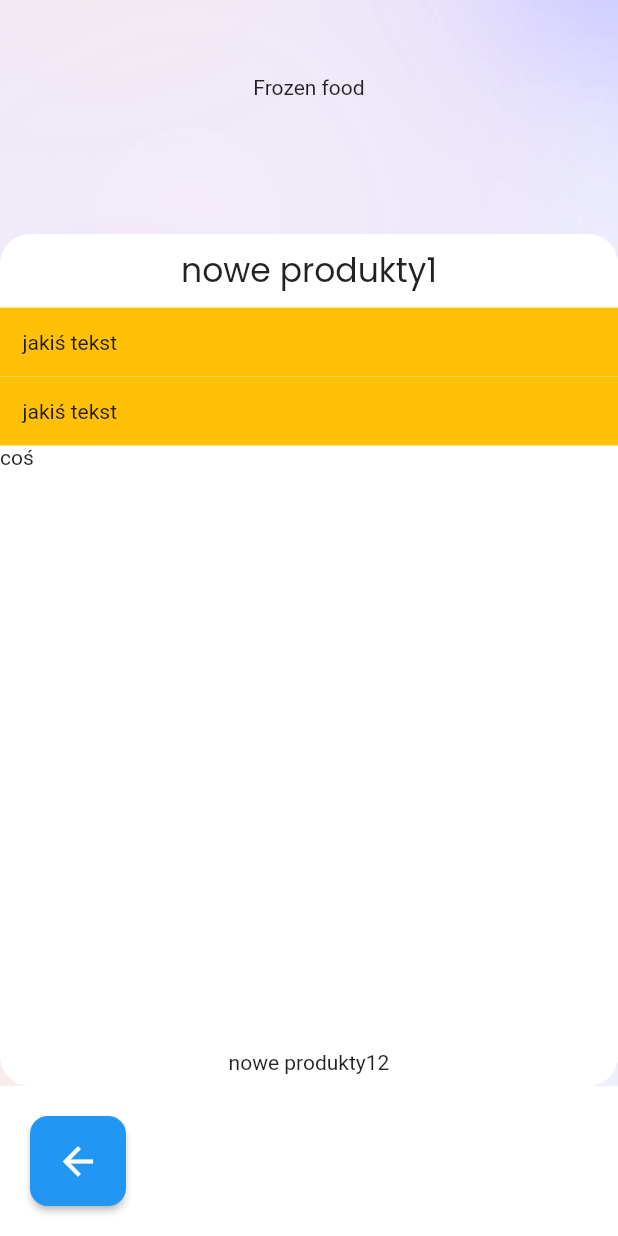
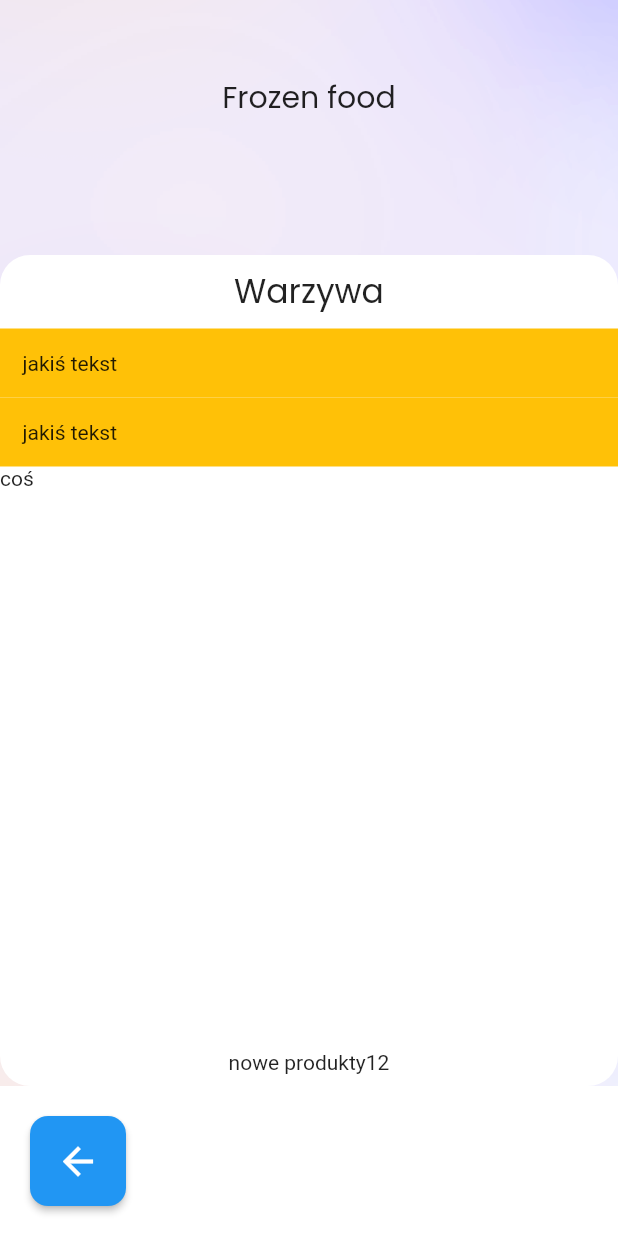
Before and after one commit to romanmatla/frozenfood23, a Flutter app: the screen it shows once a user with an empty profile is signed in, after a tap on "Warzywa", on a phone screen of 412 x 824 dp. Run offline on Flutter 3.47's test engine with Material 2 defaults, Android fonts, the phone set to English and light mode, and no system bars; our stand-ins replace bloc, cloud_firestore, firebase_auth, firebase_core, flutter_bloc, google_fonts; missing offline and left inert: dart:js_interop; accounts and stored records are empty.

Commit message:
Implement Dismissible widget to ProductsPage

```diff
--- a/lib/app/features/home/my_refrigerator/my_refrigerator_page_content.dart
+++ b/lib/app/features/home/my_refrigerator/my_refrigerator_page_content.dart
@@ -84,8 +84,8 @@ class MyRefrigeratorPageContent extends StatelessWidget {
                           onTap: () {
                             Navigator.of(context).push(
                               MaterialPageRoute(
-                                builder: (context) =>
-                                    const ProductsPageContent(),
+                                builder: (context) => const ProductsPageContent(
+                                    categories: 'Warzywa'),
                               ),
                             );
                           },
@@ -106,8 +106,8 @@ class MyRefrigeratorPageContent extends StatelessWidget {
                           onTap: () {
                             Navigator.of(context).push(
                               MaterialPageRoute(
-                                builder: (context) => VegetablesPageContent(
-                                  categories: '',
+                                builder: (context) => const ProductsPageContent(
+                                  categories: 'Lody',
                                 ),
                               ),
                             );
--- a/lib/app/features/home/products/products_page_content.dart
+++ b/lib/app/features/home/products/products_page_content.dart
@@ -1,11 +1,15 @@
 import 'package:cloud_firestore/cloud_firestore.dart';
+import 'package:flutter/foundation.dart';
 import 'package:flutter/material.dart';
 import 'package:google_fonts/google_fonts.dart';
 
 class ProductsPageContent extends StatelessWidget {
   const ProductsPageContent({
     super.key,
+    required this.categories,
   });
+
+  final String categories;
 
   @override
   Widget build(BuildContext context) {
@@ -21,10 +25,14 @@ class ProductsPageContent extends StatelessWidget {
         child: Column(
           mainAxisAlignment: MainAxisAlignment.center,
           children: [
-            const Padding(
-              padding: EdgeInsets.all(50.0),
+            Padding(
+              padding: const EdgeInsets.all(50.0),
               child: Text(
                 'Frozen food',
+                style: GoogleFonts.poppins(
+                  fontSize: 20,
+                  fontWeight: FontWeight.w400,
+                ),
               ),
             ),
             const SizedBox(height: 40),
@@ -39,7 +47,7 @@ class ProductsPageContent extends StatelessWidget {
                       Padding(
                         padding: const EdgeInsets.all(8.0),
                         child: Text(
-                          'nowe produkty1',
+                          categories,
                           style: GoogleFonts.poppins(
                             fontSize: 22,
                             fontWeight: FontWeight.w400,
@@ -51,7 +59,7 @@ class ProductsPageContent extends StatelessWidget {
                           child: StreamBuilder<QuerySnapshot>(
                               stream: FirebaseFirestore.instance
                                   .collection('product')
-                                  .where('categories', isEqualTo: 'Warzywa')
+                                  .where('categories', isEqualTo: categories)
                                   .snapshots()
                                   .where((event) => true),
                               builder: (context, snapshot) {
@@ -68,28 +76,57 @@ class ProductsPageContent extends StatelessWidget {
                                 return ListView(
                                   children: [
                                     for (final document in documents) ...[
-                                      ProductWidget(
-                                        document['name'],
-                                        document['date added'],
-                                        document['expiration date'],
-                                        document['quantity'],
+                                      Dismissible(
+                                        key: ValueKey(document.id),
+                                        background: DecoratedBox(
+                                          decoration: BoxDecoration(
+                                            color: Colors.orange[200],
+                                          ),
+                                          child: const Align(
+                                            alignment: Alignment.centerRight,
+                                            child: Padding(
+                                              padding: EdgeInsets.only(
+                                                right: 32.0,
+                                              ),
+                                              child: Icon(
+                                                Icons.delete,
+                                              ),
+                                            ),
+                                          ),
+                                        ),
+                                        confirmDismiss: (direction) async {
+                                          return direction ==
+                                              DismissDirection.endToStart;
+                                        },
+                                        onDismissed: (_) {
+                                          FirebaseFirestore.instance
+                                              .collection('product')
+                                              .doc(document.id)
+                                              .delete();
+                                        },
+                                        child: ProductWidget(
+                                          document['name'],
+                                          document['date added'],
+                                          document['expiration date'],
+                                          document['quantity'],
+                                        ),
                                       ),
                                     ],
                                     Container(
                                       color: Colors.amber,
-                                      padding: EdgeInsets.all(15),
-                                      child: Text(
+                                      padding: const EdgeInsets.all(15),
+                                      child: const Text(
                                         'jakiś tekst',
                                       ),
                                     ),
                                     Container(
                                       color: Colors.amber,
-                                      padding: EdgeInsets.all(15),
-                                      child: Text(
+                                      padding: const EdgeInsets.all(15),
+                                      child: const Text(
                                         'jakiś tekst',
                                       ),
                                     ),
-                                    Text('coś'),
+                                    const Text('coś'),
                                   ],
                                 );
                               }),
@@ -97,7 +134,7 @@ class ProductsPageContent extends StatelessWidget {
                       ),
                       Container(
                         padding: const EdgeInsets.all(8.0),
-                        child: Text('nowe produkty12'),
+                        child: const Text('nowe produkty12'),
                       ),
                     ],
                   ),
```
